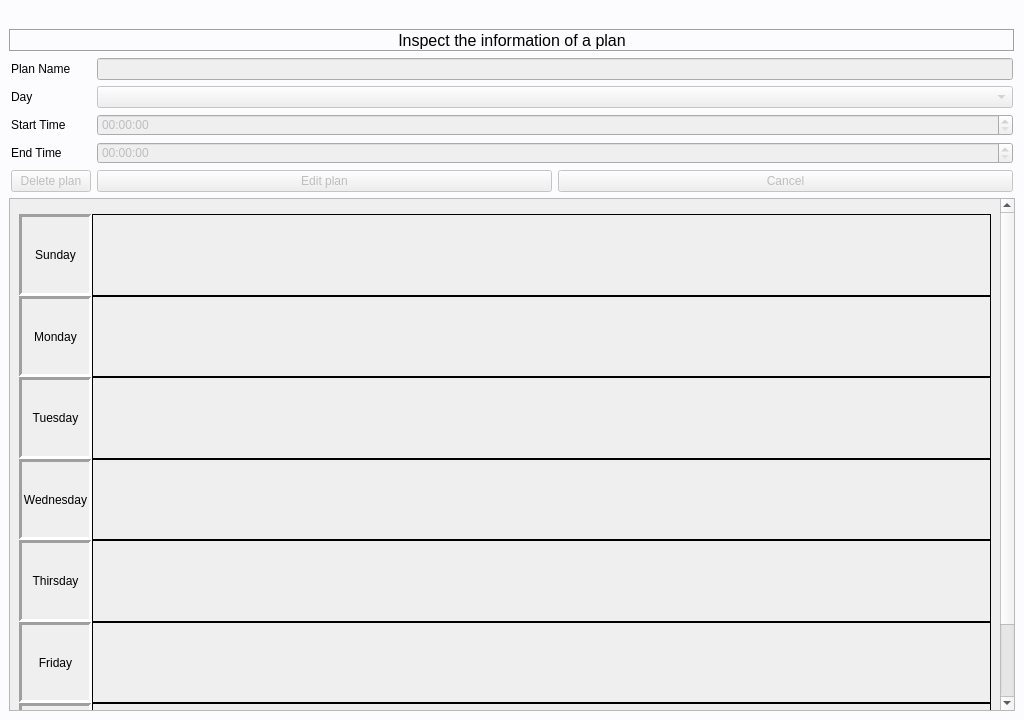
This is mainwindow.ui in qwertyhoge/timetable_qt as Qt 5 draws it before an edit. The edited form follows.
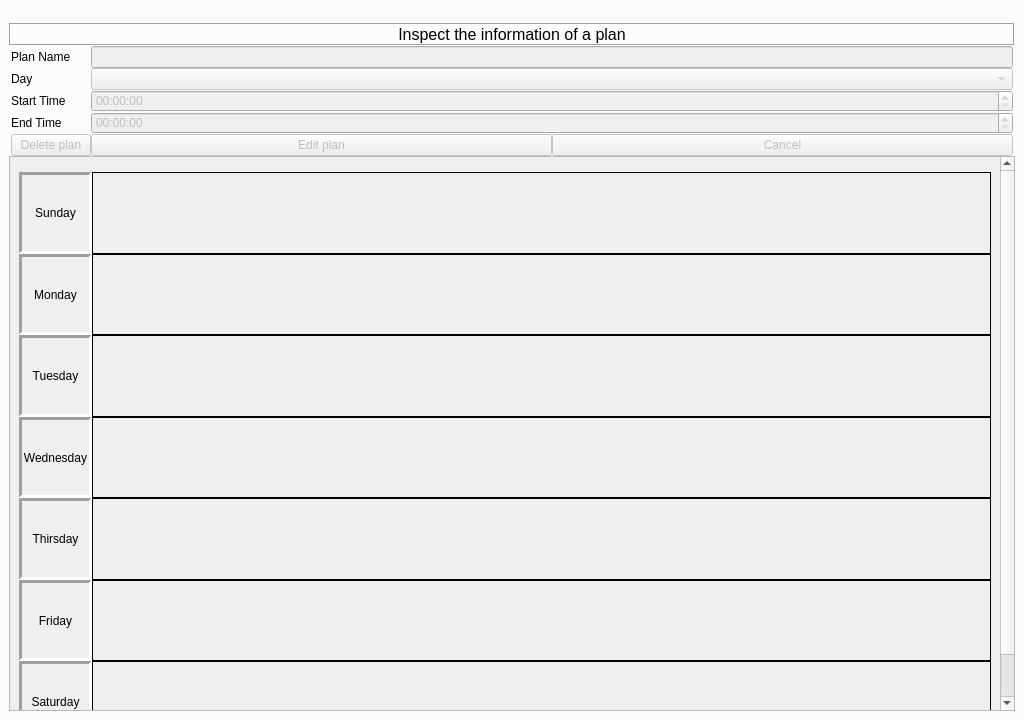
This is the edited form. Custom widgets are drawn as their Qt base class.

Diff of the .ui file:
```diff
--- a/mainwindow.ui
+++ b/mainwindow.ui
@@ -20,8 +20,27 @@
   </property>
   <widget class="QWidget" name="apparea">
    <layout class="QHBoxLayout" name="horizontalLayout_3" stretch="1">
+    <property name="spacing">
+     <number>0</number>
+    </property>
     <item>
-     <layout class="QVBoxLayout" name="verticalLayout_4" stretch="0,0,1">
+     <widget class="QWidget" name="timetableArea" native="true">
+      <layout class="QVBoxLayout" name="verticalLayout_3" stretch="0,0,1">
+       <property name="spacing">
+        <number>0</number>
+       </property>
+       <property name="leftMargin">
+        <number>0</number>
+       </property>
+       <property name="topMargin">
+        <number>0</number>
+       </property>
+       <property name="rightMargin">
+        <number>0</number>
+       </property>
+       <property name="bottomMargin">
+        <number>0</number>
+       </property>
       <item>
        <widget class="TimeNotifier" name="timeNotifier">
         <property name="sizePolicy">
@@ -242,7 +261,7 @@
           <rect>
            <x>0</x>
            <y>0</y>
-           <width>985</width>
+            <width>987</width>
            <height>600</height>
           </rect>
          </property>
@@ -759,6 +778,7 @@
        </widget>
       </item>
      </layout>
+     </widget>
     </item>
    </layout>
   </widget>
```
Lines whose indentation alone changed are shown as unchanged.
